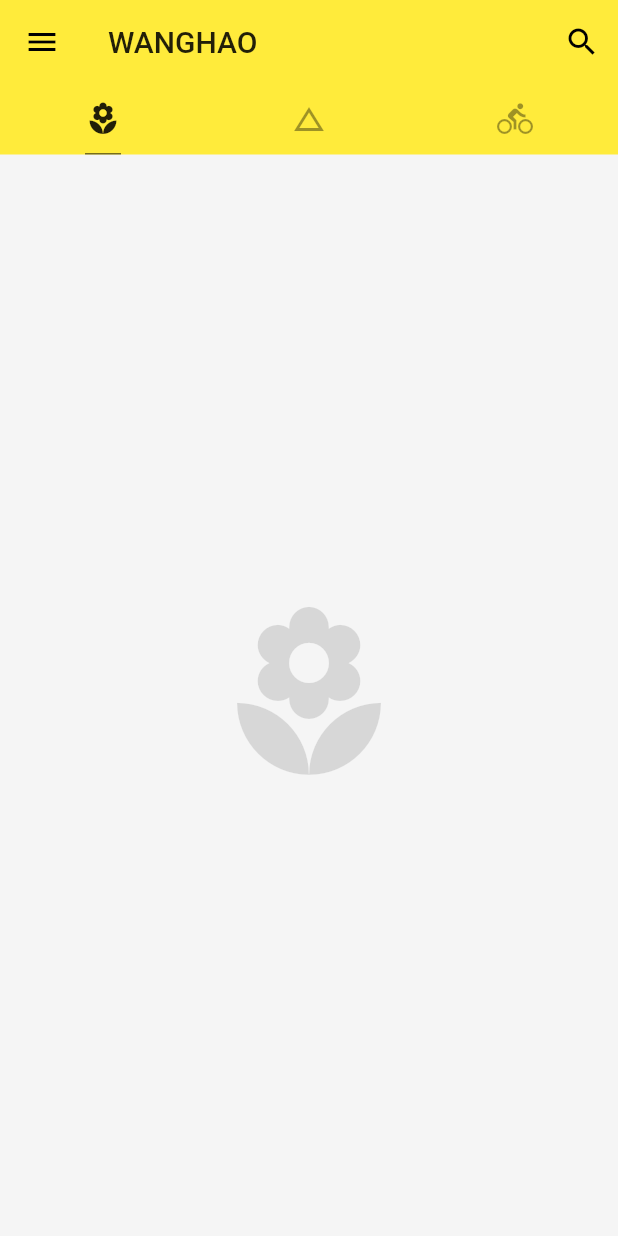
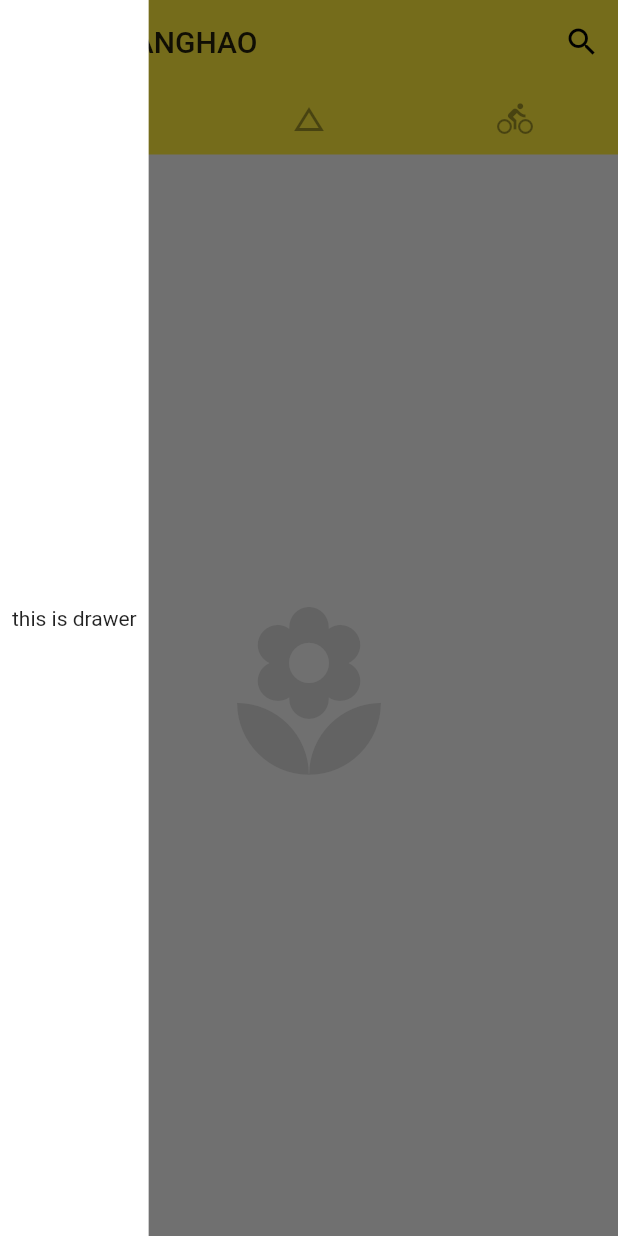
Before and after one commit to happywanghao/wanghao_flutter, a Flutter app: the screen it shows after launch, with the side drawer open (before the commit the screen has no drawer), on a phone screen of 412 x 824 dp. Run offline on Flutter 3.47's test engine with Material 2 defaults, Android fonts, the phone set to English and light mode, and no system bars.

Commit message:
增加抽屉

```diff
--- a/lib/main.dart
+++ b/lib/main.dart
@@ -62,7 +62,17 @@ class Home extends StatelessWidget {
             Icon(Icons.change_history,size:128.0,color:Colors.black12),
             Icon(Icons.directions_bike,size:128.0,color:Colors.black12),
           ],
-        )
+        ),
+        drawer: Container(  //左边的抽屉
+          color:Colors.white,
+          padding: EdgeInsets.all(8.0),
+          child: Column(
+            mainAxisAlignment: MainAxisAlignment.center,
+            children: <Widget>[
+              Text('this is drawer')
+            ],
+          ),
+        ),  //抽屉
       ),
     );
   }
```
